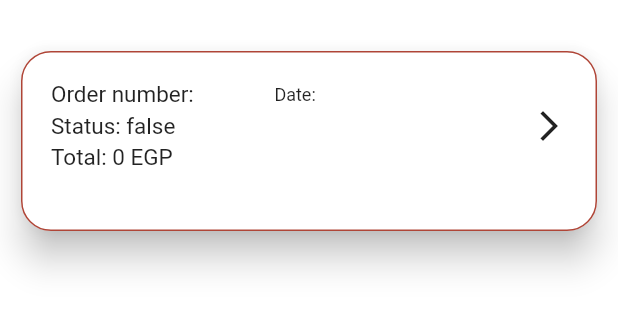
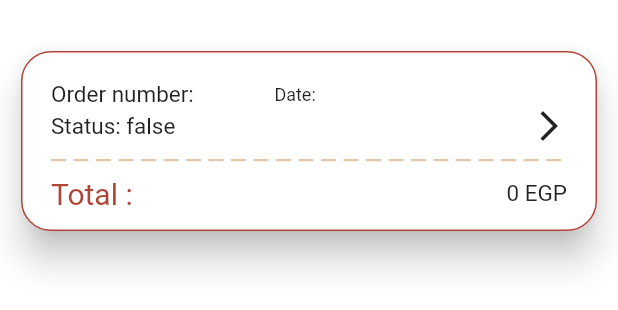
Before and after one commit to Mostafa-Osman/Bicycle_shop, a Flutter app: the OrdersBody widget shown alone on an empty page, opened directly with empty values, on a phone screen of 412 x 824 dp. Shown: the top 310 px of the screen. Run offline on Flutter 3.47's test engine with Material 2 defaults, Android fonts, the phone set to English and light mode, and no system bars; drawn by our look-alikes of dotted_line; our stand-ins replace bloc, carousel_slider, conditional_builder_null_safety, curved_navigation_bar, dio, expandable_text and 8 more; missing offline and left inert: checkbox_grouped; accounts and stored records are empty; network calls fail.

Commit message:
update order details screen

```diff
--- a/lib/screens/last_orders/ui/my_orders.dart
+++ b/lib/screens/last_orders/ui/my_orders.dart
@@ -1,3 +1,4 @@
+import 'package:dotted_line/dotted_line.dart';
 import 'package:flutter/material.dart';
 import 'package:flutter_bloc/flutter_bloc.dart';
 import 'package:udemy_flutter/route/route_constants.dart';
@@ -21,13 +22,16 @@ class MyOrderScreen extends StatelessWidget {
               : state is MyOrderErrorState
               ? Center(child: CustomText(text: 'error 404'))
               : ListView.builder(
-                      itemBuilder: (context, index) => OrdersBody(
-                          order: MyOrdersCubit.get(context)
+            itemBuilder: (context, index) =>
+                OrdersBody(
+                    order: MyOrdersCubit
+                        .get(context)
                         .orders!
                         .data!
                         .listDoneOrders[index],
                     index: index),
-                      itemCount: MyOrdersCubit.get(context)
+            itemCount: MyOrdersCubit
+                .get(context)
                 .orders!
                 .data!
                 .listDoneOrders
@@ -48,7 +52,7 @@ class OrdersBody extends StatelessWidget {
   Widget build(BuildContext context) {
     return Padding(
       padding: const EdgeInsets.only(
-          bottom: 10.0, right: 10.0, left: 10.0, top: 30.0),
+          bottom: 15.0, right: 10.0, left: 10.0, top: 30.0),
       child: Column(
         children: [
           CustomCard(
@@ -85,7 +89,24 @@ class OrdersBody extends StatelessWidget {
                         Icon(Icons.arrow_forward_ios_outlined),
                       ],
                     ),
-                    CustomText(text: 'Total: ${order.total} EGP', fontSize: 15),
+                    SizedBox(height: 10),
+                    DottedLine(
+                      dashLength: 10,
+                      dashGapLength: 5,
+                      lineThickness: 1.5,
+                      dashColor: lightMainColor,
+                      dashGapColor: white,
+                    ),
+                    SizedBox(height: 10),
+                    Row(
+                      children: [
+                        CustomText(
+                            text: 'Total : ', textColor: mainColor ,fontSize:
+                            20),
+                        Spacer(),
+                        CustomText(text: '${order.total} EGP', fontSize: 15),
+                      ],
+                    ),
                   ],
                 ),
               ),
```
Lines whose indentation alone changed are shown as unchanged.
